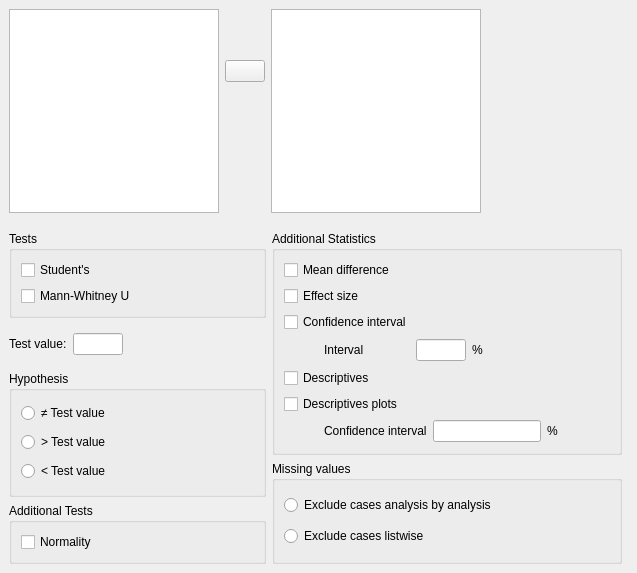
This is JASP-Desktop/analysisforms/ttestonesampleform.ui in jasp-stats/jasp-desktop as Qt 5 draws it before an edit. The edited form follows.
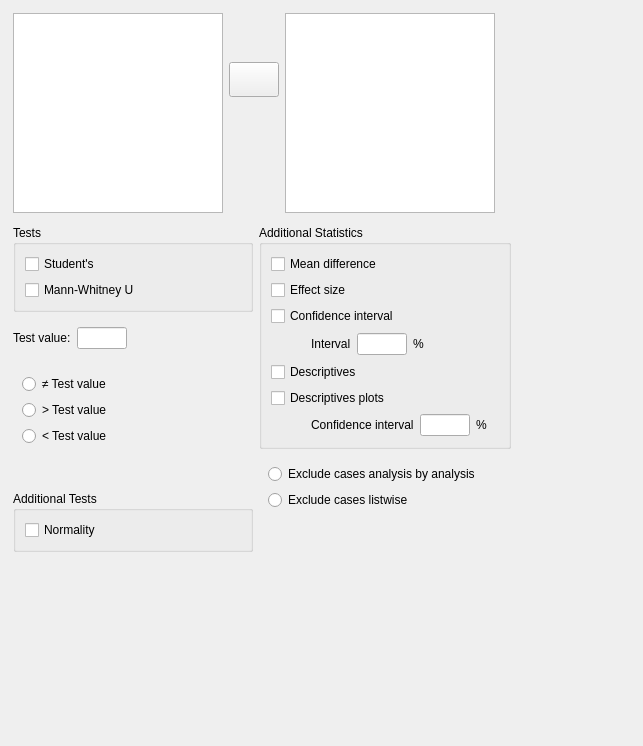
This is the edited form. Custom widgets are drawn as their Qt base class.

Patch:
```diff
--- a/JASP-Desktop/analysisforms/ttestonesampleform.ui
+++ b/JASP-Desktop/analysisforms/ttestonesampleform.ui
@@ -6,76 +6,357 @@
    <rect>
     <x>0</x>
     <y>0</y>
-    <width>637</width>
-    <height>573</height>
+    <width>643</width>
+    <height>746</height>
    </rect>
   </property>
+  <property name="sizePolicy">
+   <sizepolicy hsizetype="Preferred" vsizetype="Preferred">
+    <horstretch>0</horstretch>
+    <verstretch>0</verstretch>
+   </sizepolicy>
+  </property>
   <property name="windowTitle">
    <string>Form</string>
   </property>
   <layout class="QGridLayout" name="gridLayout_9">
    <property name="leftMargin">
-    <number>0</number>
+    <number>13</number>
    </property>
    <property name="topMargin">
-    <number>0</number>
+    <number>13</number>
    </property>
    <property name="rightMargin">
-    <number>0</number>
+    <number>13</number>
    </property>
    <property name="bottomMargin">
     <number>0</number>
    </property>
    <property name="verticalSpacing">
-    <number>0</number>
+    <number>3</number>
    </property>
+   <item row="0" column="0" colspan="2">
+    <widget class="QWidget" name="widget" native="true">
+     <property name="sizePolicy">
+      <sizepolicy hsizetype="Fixed" vsizetype="Fixed">
+       <horstretch>0</horstretch>
+       <verstretch>0</verstretch>
+      </sizepolicy>
+     </property>
+     <property name="minimumSize">
+      <size>
+       <width>0</width>
+       <height>0</height>
+      </size>
+     </property>
+     <layout class="QHBoxLayout" name="horizontalLayout">
+      <property name="leftMargin">
+       <number>0</number>
+      </property>
+      <property name="topMargin">
+       <number>0</number>
+      </property>
+      <property name="rightMargin">
+       <number>0</number>
+      </property>
+      <property name="bottomMargin">
+       <number>0</number>
+      </property>
+      <item>
+       <widget class="AvailableFieldsListView" name="listAvailableFields">
+        <property name="sizePolicy">
+         <sizepolicy hsizetype="Fixed" vsizetype="Fixed">
+          <horstretch>0</horstretch>
+          <verstretch>0</verstretch>
+         </sizepolicy>
+        </property>
+        <property name="minimumSize">
+         <size>
+          <width>210</width>
+          <height>200</height>
+         </size>
+        </property>
+        <property name="maximumSize">
+         <size>
+          <width>210</width>
+          <height>200</height>
+         </size>
+        </property>
+        <property name="selectionMode">
+         <enum>QAbstractItemView::ExtendedSelection</enum>
+        </property>
+       </widget>
+      </item>
+      <item>
+       <widget class="QWidget" name="widget_2" native="true">
+        <property name="sizePolicy">
+         <sizepolicy hsizetype="Fixed" vsizetype="Expanding">
+          <horstretch>0</horstretch>
+          <verstretch>0</verstretch>
+         </sizepolicy>
+        </property>
+        <layout class="QGridLayout" name="gridLayout_7">
+         <property name="leftMargin">
+          <number>0</number>
+         </property>
+         <property name="rightMargin">
+          <number>0</number>
+         </property>
+         <item row="1" column="0">
+          <widget class="AssignButton" name="buttonAssign_main_fields">
+           <property name="sizePolicy">
+            <sizepolicy hsizetype="Fixed" vsizetype="Fixed">
+             <horstretch>0</horstretch>
+             <verstretch>0</verstretch>
+            </sizepolicy>
+           </property>
+           <property name="minimumSize">
+            <size>
+             <width>50</width>
+             <height>35</height>
+            </size>
+           </property>
+           <property name="maximumSize">
+            <size>
+             <width>50</width>
+             <height>35</height>
+            </size>
+           </property>
+           <property name="text">
+            <string/>
+           </property>
+          </widget>
+         </item>
+         <item row="3" column="0">
+          <spacer name="verticalSpacer_4">
+           <property name="orientation">
+            <enum>Qt::Vertical</enum>
+           </property>
+           <property name="sizeHint" stdset="0">
+            <size>
+             <width>20</width>
+             <height>40</height>
+            </size>
+           </property>
+          </spacer>
+         </item>
+         <item row="0" column="0">
+          <spacer name="verticalSpacer_3">
+           <property name="orientation">
+            <enum>Qt::Vertical</enum>
+           </property>
+           <property name="sizeType">
+            <enum>QSizePolicy::Fixed</enum>
+           </property>
+           <property name="sizeHint" stdset="0">
+            <size>
+             <width>20</width>
+             <height>40</height>
+            </size>
+           </property>
+          </spacer>
+         </item>
+        </layout>
+       </widget>
+      </item>
+      <item>
+       <widget class="BoundListView" name="variables">
+        <property name="sizePolicy">
+         <sizepolicy hsizetype="Fixed" vsizetype="Fixed">
+          <horstretch>0</horstretch>
+          <verstretch>0</verstretch>
+         </sizepolicy>
+        </property>
+        <property name="minimumSize">
+         <size>
+          <width>210</width>
+          <height>200</height>
+         </size>
+        </property>
+        <property name="maximumSize">
+         <size>
+          <width>210</width>
+          <height>200</height>
+         </size>
+        </property>
+        <property name="selectionMode">
+         <enum>QAbstractItemView::ExtendedSelection</enum>
+        </property>
+       </widget>
+      </item>
+      <item>
+       <widget class="QWidget" name="widget_6" native="true">
+        <property name="sizePolicy">
+         <sizepolicy hsizetype="Fixed" vsizetype="Preferred">
+          <horstretch>0</horstretch>
+          <verstretch>0</verstretch>
+         </sizepolicy>
+        </property>
+        <property name="minimumSize">
+         <size>
+          <width>120</width>
+          <height>0</height>
+         </size>
+        </property>
+        <layout class="QVBoxLayout" name="verticalLayout_2">
+         <property name="leftMargin">
+          <number>0</number>
+         </property>
+         <property name="topMargin">
+          <number>0</number>
+         </property>
+         <property name="rightMargin">
+          <number>0</number>
+         </property>
+         <property name="bottomMargin">
+          <number>0</number>
+         </property>
+        </layout>
+       </widget>
+      </item>
+     </layout>
+    </widget>
+   </item>
    <item row="1" column="0">
     <widget class="QWidget" name="widget_3" native="true">
+     <property name="sizePolicy">
+      <sizepolicy hsizetype="Fixed" vsizetype="Fixed">
+       <horstretch>0</horstretch>
+       <verstretch>0</verstretch>
+      </sizepolicy>
+     </property>
      <layout class="QGridLayout" name="gridLayout_2">
+      <property name="leftMargin">
+       <number>0</number>
+      </property>
+      <property name="rightMargin">
+       <number>0</number>
+      </property>
+      <property name="bottomMargin">
+       <number>0</number>
+      </property>
       <item row="3" column="0" rowspan="3">
-       <widget class="BoundGroupBox" name="hypothesis">
-        <property name="title">
+       <widget class="BoundGroupBox" name="hypothesis" native="true">
+        <property name="sizePolicy">
+         <sizepolicy hsizetype="Minimum" vsizetype="Minimum">
+          <horstretch>0</horstretch>
+          <verstretch>0</verstretch>
+         </sizepolicy>
+        </property>
+        <property name="title" stdset="0">
          <string>Hypothesis</string>
         </property>
-        <property name="flat">
+        <property name="flat" stdset="0">
          <bool>false</bool>
         </property>
         <layout class="QGridLayout" name="gridLayout_5">
+         <item row="0" column="1" rowspan="3">
+          <spacer name="horizontalSpacer">
+           <property name="orientation">
+            <enum>Qt::Horizontal</enum>
+           </property>
+           <property name="sizeType">
+            <enum>QSizePolicy::Expanding</enum>
+           </property>
+           <property name="sizeHint" stdset="0">
+            <size>
+             <width>5</width>
+             <height>20</height>
+            </size>
+           </property>
+          </spacer>
+         </item>
          <item row="1" column="0">
           <widget class="QRadioButton" name="_2groupOneGreater">
+           <property name="sizePolicy">
+            <sizepolicy hsizetype="Fixed" vsizetype="Fixed">
+             <horstretch>0</horstretch>
+             <verstretch>0</verstretch>
+            </sizepolicy>
+           </property>
            <property name="text">
             <string>&gt; Test value</string>
            </property>
           </widget>
          </item>
-         <item row="2" column="0">
-          <widget class="QRadioButton" name="_3groupTwoGreater">
-           <property name="text">
-            <string>&lt; Test value</string>
-           </property>
-          </widget>
-         </item>
          <item row="0" column="0">
           <widget class="QRadioButton" name="_1notEqual">
+           <property name="sizePolicy">
+            <sizepolicy hsizetype="Fixed" vsizetype="Fixed">
+             <horstretch>0</horstretch>
+             <verstretch>0</verstretch>
+            </sizepolicy>
+           </property>
            <property name="text">
             <string>≠ Test value</string>
            </property>
           </widget>
          </item>
+         <item row="2" column="0">
+          <widget class="QRadioButton" name="_3groupTwoGreater">
+           <property name="sizePolicy">
+            <sizepolicy hsizetype="Fixed" vsizetype="Fixed">
+             <horstretch>0</horstretch>
+             <verstretch>0</verstretch>
+            </sizepolicy>
+           </property>
+           <property name="text">
+            <string>&lt; Test value</string>
+           </property>
+          </widget>
+         </item>
+         <item row="3" column="0">
+          <spacer name="verticalSpacer">
+           <property name="orientation">
+            <enum>Qt::Vertical</enum>
+           </property>
+           <property name="sizeHint" stdset="0">
+            <size>
+             <width>20</width>
+             <height>5</height>
+            </size>
+           </property>
+          </spacer>
+         </item>
         </layout>
        </widget>
       </item>
       <item row="5" column="1" rowspan="2">
-       <widget class="BoundGroupBox" name="missingValues">
-        <property name="title">
+       <widget class="BoundGroupBox" name="missingValues" native="true">
+        <property name="sizePolicy">
+         <sizepolicy hsizetype="Minimum" vsizetype="Minimum">
+          <horstretch>0</horstretch>
+          <verstretch>0</verstretch>
+         </sizepolicy>
+        </property>
+        <property name="title" stdset="0">
          <string>Missing values</string>
         </property>
-        <property name="flat">
+        <property name="flat" stdset="0">
          <bool>false</bool>
         </property>
         <layout class="QGridLayout" name="gridLayout_6">
+         <item row="2" column="0">
+          <spacer name="verticalSpacer_2">
+           <property name="orientation">
+            <enum>Qt::Vertical</enum>
+           </property>
+           <property name="sizeHint" stdset="0">
+            <size>
+             <width>20</width>
+             <height>5</height>
+            </size>
+           </property>
+          </spacer>
+         </item>
          <item row="0" column="0">
           <widget class="QRadioButton" name="_1excludeAnalysisByAnalysis">
+           <property name="sizePolicy">
+            <sizepolicy hsizetype="Fixed" vsizetype="Fixed">
+             <horstretch>0</horstretch>
+             <verstretch>0</verstretch>
+            </sizepolicy>
+           </property>
            <property name="text">
             <string>Exclude cases analysis by analysis</string>
            </property>
@@ -83,22 +364,53 @@
          </item>
          <item row="1" column="0">
           <widget class="QRadioButton" name="_2excludeListwise">
+           <property name="sizePolicy">
+            <sizepolicy hsizetype="Fixed" vsizetype="Fixed">
+             <horstretch>0</horstretch>
+             <verstretch>0</verstretch>
+            </sizepolicy>
+           </property>
            <property name="text">
             <string>Exclude cases listwise</string>
            </property>
           </widget>
          </item>
+         <item row="0" column="1">
+          <spacer name="horizontalSpacer_5">
+           <property name="orientation">
+            <enum>Qt::Horizontal</enum>
+           </property>
+           <property name="sizeHint" stdset="0">
+            <size>
+             <width>5</width>
+             <height>20</height>
+            </size>
+           </property>
+          </spacer>
+         </item>
         </layout>
        </widget>
       </item>
       <item row="0" column="1" rowspan="5">
        <widget class="GroupBox" name="groupBox_7">
+        <property name="sizePolicy">
+         <sizepolicy hsizetype="Minimum" vsizetype="Minimum">
+          <horstretch>0</horstretch>
+          <verstretch>0</verstretch>
+         </sizepolicy>
+        </property>
         <property name="title">
          <string>Additional Statistics</string>
         </property>
         <layout class="QGridLayout" name="gridLayout_3">
          <item row="6" column="0">
           <widget class="QWidget" name="widget_7" native="true">
+           <property name="sizePolicy">
+            <sizepolicy hsizetype="Fixed" vsizetype="Preferred">
+             <horstretch>0</horstretch>
+             <verstretch>0</verstretch>
+            </sizepolicy>
+           </property>
            <layout class="QGridLayout" name="gridLayout_4">
             <property name="leftMargin">
              <number>40</number>
@@ -114,16 +426,34 @@
             </property>
             <item row="0" column="1">
              <widget class="BoundTextBox" name="descriptivesPlotsConfidenceInterval">
+              <property name="sizePolicy">
+               <sizepolicy hsizetype="Fixed" vsizetype="Fixed">
+                <horstretch>0</horstretch>
+                <verstretch>0</verstretch>
+               </sizepolicy>
+              </property>
               <property name="minimumSize">
                <size>
                 <width>50</width>
                 <height>0</height>
                </size>
               </property>
+              <property name="maximumSize">
+               <size>
+                <width>50</width>
+                <height>16777215</height>
+               </size>
+              </property>
              </widget>
             </item>
             <item row="0" column="0">
              <widget class="QLabel" name="label_4">
+              <property name="sizePolicy">
+               <sizepolicy hsizetype="Fixed" vsizetype="Fixed">
+                <horstretch>0</horstretch>
+                <verstretch>0</verstretch>
+               </sizepolicy>
+              </property>
               <property name="text">
                <string>Confidence interval</string>
               </property>
@@ -131,6 +461,12 @@
             </item>
             <item row="0" column="2">
              <widget class="QLabel" name="label_5">
+              <property name="sizePolicy">
+               <sizepolicy hsizetype="Fixed" vsizetype="Fixed">
+                <horstretch>0</horstretch>
+                <verstretch>0</verstretch>
+               </sizepolicy>
+              </property>
               <property name="text">
                <string>%</string>
               </property>
@@ -141,6 +477,12 @@
          </item>
          <item row="3" column="0">
           <widget class="QWidget" name="widget_4" native="true">
+           <property name="sizePolicy">
+            <sizepolicy hsizetype="Fixed" vsizetype="Preferred">
+             <horstretch>0</horstretch>
+             <verstretch>0</verstretch>
+            </sizepolicy>
+           </property>
            <layout class="QGridLayout" name="gridLayout_10">
             <property name="leftMargin">
              <number>40</number>
@@ -156,6 +498,12 @@
             </property>
             <item row="0" column="0">
              <widget class="QLabel" name="label">
+              <property name="sizePolicy">
+               <sizepolicy hsizetype="Fixed" vsizetype="Fixed">
+                <horstretch>0</horstretch>
+                <verstretch>0</verstretch>
+               </sizepolicy>
+              </property>
               <property name="text">
                <string>Interval</string>
               </property>
@@ -164,11 +512,17 @@
             <item row="0" column="1">
              <widget class="BoundTextBox" name="confidenceIntervalInterval">
               <property name="sizePolicy">
-               <sizepolicy hsizetype="Preferred" vsizetype="Fixed">
+               <sizepolicy hsizetype="Fixed" vsizetype="Fixed">
                 <horstretch>0</horstretch>
                 <verstretch>0</verstretch>
                </sizepolicy>
               </property>
+              <property name="minimumSize">
+               <size>
+                <width>50</width>
+                <height>0</height>
+               </size>
+              </property>
               <property name="maximumSize">
                <size>
                 <width>50</width>
@@ -179,6 +533,12 @@
             </item>
             <item row="0" column="2">
              <widget class="QLabel" name="label_2">
+              <property name="sizePolicy">
+               <sizepolicy hsizetype="Fixed" vsizetype="Fixed">
+                <horstretch>0</horstretch>
+                <verstretch>0</verstretch>
+               </sizepolicy>
+              </property>
               <property name="text">
                <string>%</string>
               </property>
@@ -189,46 +549,38 @@
          </item>
          <item row="1" column="0">
           <widget class="BoundCheckBox" name="effectSize">
+           <property name="sizePolicy">
+            <sizepolicy hsizetype="Fixed" vsizetype="Fixed">
+             <horstretch>0</horstretch>
+             <verstretch>0</verstretch>
+            </sizepolicy>
+           </property>
            <property name="text">
             <string>Effect size</string>
            </property>
           </widget>
          </item>
-         <item row="3" column="2">
-          <spacer name="horizontalSpacer">
-           <property name="orientation">
-            <enum>Qt::Horizontal</enum>
-           </property>
-           <property name="sizeHint" stdset="0">
-            <size>
-             <width>40</width>
-             <height>20</height>
-            </size>
-           </property>
-          </spacer>
-         </item>
          <item row="2" column="0" colspan="2">
           <widget class="BoundCheckBox" name="confidenceInterval">
+           <property name="sizePolicy">
+            <sizepolicy hsizetype="Fixed" vsizetype="Fixed">
+             <horstretch>0</horstretch>
+             <verstretch>0</verstretch>
+            </sizepolicy>
+           </property>
            <property name="text">
             <string>Confidence interval</string>
            </property>
           </widget>
          </item>
-         <item row="6" column="2">
-          <spacer name="horizontalSpacer_3">
-           <property name="orientation">
-            <enum>Qt::Horizontal</enum>
-           </property>
-           <property name="sizeHint" stdset="0">
-            <size>
-             <width>40</width>
-             <height>20</height>
-            </size>
-           </property>
-          </spacer>
-         </item>
          <item row="4" column="0" colspan="3">
           <widget class="BoundCheckBox" name="descriptives">
+           <property name="sizePolicy">
+            <sizepolicy hsizetype="Fixed" vsizetype="Fixed">
+             <horstretch>0</horstretch>
+             <verstretch>0</verstretch>
+            </sizepolicy>
+           </property>
            <property name="text">
             <string>Descriptives</string>
            </property>
@@ -236,6 +588,12 @@
          </item>
          <item row="0" column="0" colspan="2">
           <widget class="BoundCheckBox" name="meanDifference">
+           <property name="sizePolicy">
+            <sizepolicy hsizetype="Fixed" vsizetype="Fixed">
+             <horstretch>0</horstretch>
+             <verstretch>0</verstretch>
+            </sizepolicy>
+           </property>
            <property name="text">
             <string>Mean difference</string>
            </property>
@@ -243,6 +601,12 @@
          </item>
          <item row="5" column="0">
           <widget class="BoundCheckBox" name="descriptivesPlots">
+           <property name="sizePolicy">
+            <sizepolicy hsizetype="Fixed" vsizetype="Fixed">
+             <horstretch>0</horstretch>
+             <verstretch>0</verstretch>
+            </sizepolicy>
+           </property>
            <property name="text">
             <string>Descriptives plots</string>
            </property>
@@ -253,22 +617,56 @@
       </item>
       <item row="6" column="0">
        <widget class="GroupBox" name="groupBox">
+        <property name="sizePolicy">
+         <sizepolicy hsizetype="Minimum" vsizetype="Minimum">
+          <horstretch>0</horstretch>
+          <verstretch>0</verstretch>
+         </sizepolicy>
+        </property>
         <property name="title">
          <string>Additional Tests</string>
         </property>
         <layout class="QGridLayout" name="gridLayout_12">
          <item row="0" column="0">
           <widget class="BoundCheckBox" name="normalityTests">
+           <property name="sizePolicy">
+            <sizepolicy hsizetype="Fixed" vsizetype="Fixed">
+             <horstretch>0</horstretch>
+             <verstretch>0</verstretch>
+            </sizepolicy>
+           </property>
            <property name="text">
             <string>Normality</string>
            </property>
           </widget>
          </item>
+         <item row="0" column="1">
+          <spacer name="horizontalSpacer_3">
+           <property name="orientation">
+            <enum>Qt::Horizontal</enum>
+           </property>
+           <property name="sizeType">
+            <enum>QSizePolicy::Expanding</enum>
+           </property>
+           <property name="sizeHint" stdset="0">
+            <size>
+             <width>5</width>
+             <height>20</height>
+            </size>
+           </property>
+          </spacer>
+         </item>
         </layout>
        </widget>
       </item>
       <item row="2" column="0">
        <widget class="QWidget" name="widget_5" native="true">
+        <property name="sizePolicy">
+         <sizepolicy hsizetype="Preferred" vsizetype="Minimum">
+          <horstretch>0</horstretch>
+          <verstretch>0</verstretch>
+         </sizepolicy>
+        </property>
         <property name="minimumSize">
          <size>
           <width>240</width>
@@ -279,53 +677,80 @@
          <property name="leftMargin">
           <number>0</number>
          </property>
-         <item row="0" column="2">
-          <spacer name="horizontalSpacer_2">
-           <property name="orientation">
-            <enum>Qt::Horizontal</enum>
-           </property>
-           <property name="sizeHint" stdset="0">
-            <size>
-             <width>40</width>
-             <height>20</height>
-            </size>
-           </property>
-          </spacer>
-         </item>
-         <item row="0" column="1">
-          <widget class="BoundTextBox" name="testValue">
-           <property name="sizePolicy">
-            <sizepolicy hsizetype="Fixed" vsizetype="Fixed">
-             <horstretch>0</horstretch>
-             <verstretch>0</verstretch>
-            </sizepolicy>
-           </property>
-           <property name="maximumSize">
-            <size>
-             <width>50</width>
-             <height>16777215</height>
-            </size>
-           </property>
-          </widget>
-         </item>
          <item row="0" column="0">
           <widget class="QLabel" name="label_3">
+           <property name="sizePolicy">
+            <sizepolicy hsizetype="Fixed" vsizetype="Fixed">
+             <horstretch>0</horstretch>
+             <verstretch>0</verstretch>
+            </sizepolicy>
+           </property>
            <property name="text">
             <string>Test value:</string>
            </property>
           </widget>
          </item>
+         <item row="0" column="1">
+          <widget class="BoundTextBox" name="testValue">
+           <property name="sizePolicy">
+            <sizepolicy hsizetype="Fixed" vsizetype="Fixed">
+             <horstretch>0</horstretch>
+             <verstretch>0</verstretch>
+            </sizepolicy>
+           </property>
+           <property name="minimumSize">
+            <size>
+             <width>50</width>
+             <height>0</height>
+            </size>
+           </property>
+           <property name="maximumSize">
+            <size>
+             <width>50</width>
+             <height>16777215</height>
+            </size>
+           </property>
+          </widget>
+         </item>
+         <item row="0" column="2">
+          <spacer name="horizontalSpacer_2">
+           <property name="orientation">
+            <enum>Qt::Horizontal</enum>
+           </property>
+           <property name="sizeType">
+            <enum>QSizePolicy::Expanding</enum>
+           </property>
+           <property name="sizeHint" stdset="0">
+            <size>
+             <width>5</width>
+             <height>20</height>
+            </size>
+           </property>
+          </spacer>
+         </item>
         </layout>
        </widget>
       </item>
       <item row="0" column="0" rowspan="2">
        <widget class="GroupBox" name="tests">
+        <property name="sizePolicy">
+         <sizepolicy hsizetype="Minimum" vsizetype="Minimum">
+          <horstretch>0</horstretch>
+          <verstretch>0</verstretch>
+         </sizepolicy>
+        </property>
         <property name="title">
          <string>Tests</string>
         </property>
         <layout class="QGridLayout" name="gridLayout_11">
          <item row="1" column="0">
           <widget class="BoundCheckBox" name="mannWhitneyU">
+           <property name="sizePolicy">
+            <sizepolicy hsizetype="Fixed" vsizetype="Fixed">
+             <horstretch>0</horstretch>
+             <verstretch>0</verstretch>
+            </sizepolicy>
+           </property>
            <property name="text">
             <string>Mann-Whitney U</string>
            </property>
@@ -333,175 +758,56 @@
          </item>
          <item row="0" column="0">
           <widget class="BoundCheckBox" name="students">
+           <property name="sizePolicy">
+            <sizepolicy hsizetype="Fixed" vsizetype="Fixed">
+             <horstretch>0</horstretch>
+             <verstretch>0</verstretch>
+            </sizepolicy>
+           </property>
            <property name="text">
             <string>Student's</string>
            </property>
           </widget>
          </item>
+         <item row="0" column="1" rowspan="2">
+          <spacer name="horizontalSpacer_4">
+           <property name="orientation">
+            <enum>Qt::Horizontal</enum>
+           </property>
+           <property name="sizeType">
+            <enum>QSizePolicy::Expanding</enum>
+           </property>
+           <property name="sizeHint" stdset="0">
+            <size>
+             <width>5</width>
+             <height>20</height>
+            </size>
+           </property>
+          </spacer>
+         </item>
         </layout>
        </widget>
       </item>
      </layout>
     </widget>
    </item>
-   <item row="0" column="0" colspan="2">
-    <widget class="QWidget" name="widget" native="true">
-     <property name="sizePolicy">
-      <sizepolicy hsizetype="Fixed" vsizetype="Preferred">
-       <horstretch>0</horstretch>
-       <verstretch>0</verstretch>
-      </sizepolicy>
+   <item row="2" column="0">
+    <spacer name="verticalSpacer_5">
+     <property name="orientation">
+      <enum>Qt::Vertical</enum>
      </property>
-     <property name="minimumSize">
+     <property name="sizeHint" stdset="0">
       <size>
-       <width>573</width>
-       <height>0</height>
+       <width>20</width>
+       <height>40</height>
       </size>
      </property>
-     <layout class="QGridLayout" name="gridLayout_8">
-      <item row="0" column="2">
-       <widget class="BoundListView" name="variables">
-        <property name="sizePolicy">
-         <sizepolicy hsizetype="Maximum" vsizetype="Expanding">
-          <horstretch>0</horstretch>
-          <verstretch>0</verstretch>
-         </sizepolicy>
-        </property>
-        <property name="minimumSize">
-         <size>
-          <width>0</width>
-          <height>200</height>
-         </size>
-        </property>
-        <property name="maximumSize">
-         <size>
-          <width>210</width>
-          <height>16777215</height>
-         </size>
-        </property>
-        <property name="selectionMode">
-         <enum>QAbstractItemView::ExtendedSelection</enum>
-        </property>
-       </widget>
-      </item>
-      <item row="0" column="3">
-       <widget class="QWidget" name="widget_6" native="true">
-        <property name="minimumSize">
-         <size>
-          <width>90</width>
-          <height>0</height>
-         </size>
-        </property>
-        <layout class="QVBoxLayout" name="verticalLayout_2">
-         <property name="leftMargin">
-          <number>0</number>
-         </property>
-         <property name="topMargin">
-          <number>0</number>
-         </property>
-         <property name="rightMargin">
-          <number>0</number>
-         </property>
-         <property name="bottomMargin">
-          <number>0</number>
-         </property>
-        </layout>
-       </widget>
-      </item>
-      <item row="0" column="0">
-       <widget class="AvailableFieldsListView" name="listAvailableFields">
-        <property name="sizePolicy">
-         <sizepolicy hsizetype="Expanding" vsizetype="Expanding">
-          <horstretch>0</horstretch>
-          <verstretch>0</verstretch>
-         </sizepolicy>
-        </property>
-        <property name="minimumSize">
-         <size>
-          <width>0</width>
-          <height>200</height>
-         </size>
-        </property>
-        <property name="maximumSize">
-         <size>
-          <width>210</width>
-          <height>16777215</height>
-         </size>
-        </property>
-        <property name="selectionMode">
-         <enum>QAbstractItemView::ExtendedSelection</enum>
-        </property>
-       </widget>
-      </item>
-      <item row="0" column="1">
-       <widget class="QWidget" name="widget_2" native="true">
-        <property name="sizePolicy">
-         <sizepolicy hsizetype="Preferred" vsizetype="Maximum">
-          <horstretch>0</horstretch>
-          <verstretch>0</verstretch>
-         </sizepolicy>
-        </property>
-        <layout class="QGridLayout" name="gridLayout_7">
-         <property name="leftMargin">
-          <number>0</number>
-         </property>
-         <property name="rightMargin">
-          <number>0</number>
-         </property>
-         <item row="1" column="0">
-          <spacer name="verticalSpacer_3">
-           <property name="orientation">
-            <enum>Qt::Vertical</enum>
-           </property>
-           <property name="sizeHint" stdset="0">
-            <size>
-             <width>20</width>
-             <height>40</height>
-            </size>
-           </property>
-          </spacer>
-         </item>
-         <item row="0" column="0">
-          <widget class="AssignButton" name="buttonAssign_main_fields">
-           <property name="minimumSize">
-            <size>
-             <width>0</width>
-             <height>0</height>
-            </size>
-           </property>
-           <property name="maximumSize">
-            <size>
-             <width>50</width>
-             <height>16777215</height>
-            </size>
-           </property>
-           <property name="text">
-            <string/>
-           </property>
-          </widget>
-         </item>
-         <item row="2" column="0">
-          <spacer name="verticalSpacer_4">
-           <property name="orientation">
-            <enum>Qt::Vertical</enum>
-           </property>
-           <property name="sizeHint" stdset="0">
-            <size>
-             <width>20</width>
-             <height>40</height>
-            </size>
-           </property>
-          </spacer>
-         </item>
-        </layout>
-       </widget>
-      </item>
-     </layout>
-    </widget>
+    </spacer>
    </item>
   </layout>
   <zorder>widget</zorder>
   <zorder>widget_3</zorder>
+  <zorder>verticalSpacer_5</zorder>
  </widget>
  <customwidgets>
   <customwidget>
@@ -537,7 +843,7 @@
   </customwidget>
   <customwidget>
    <class>BoundGroupBox</class>
-   <extends>QGroupBox</extends>
+   <extends>QWidget</extends>
    <header>widgets/boundgroupbox.h</header>
    <container>1</container>
   </customwidget>
```
